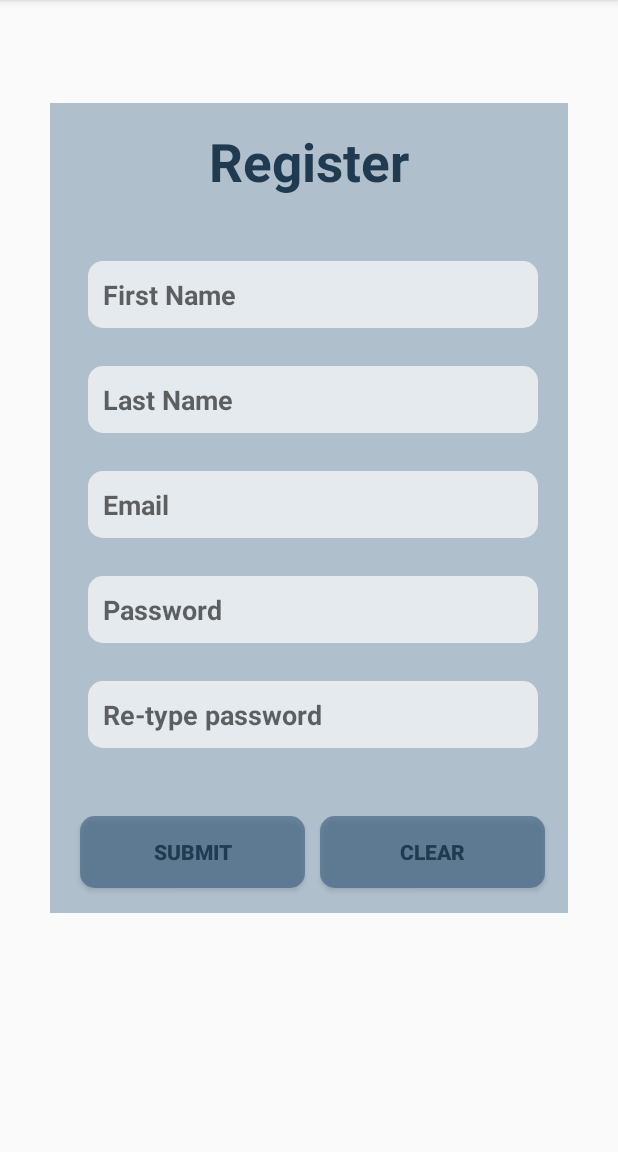
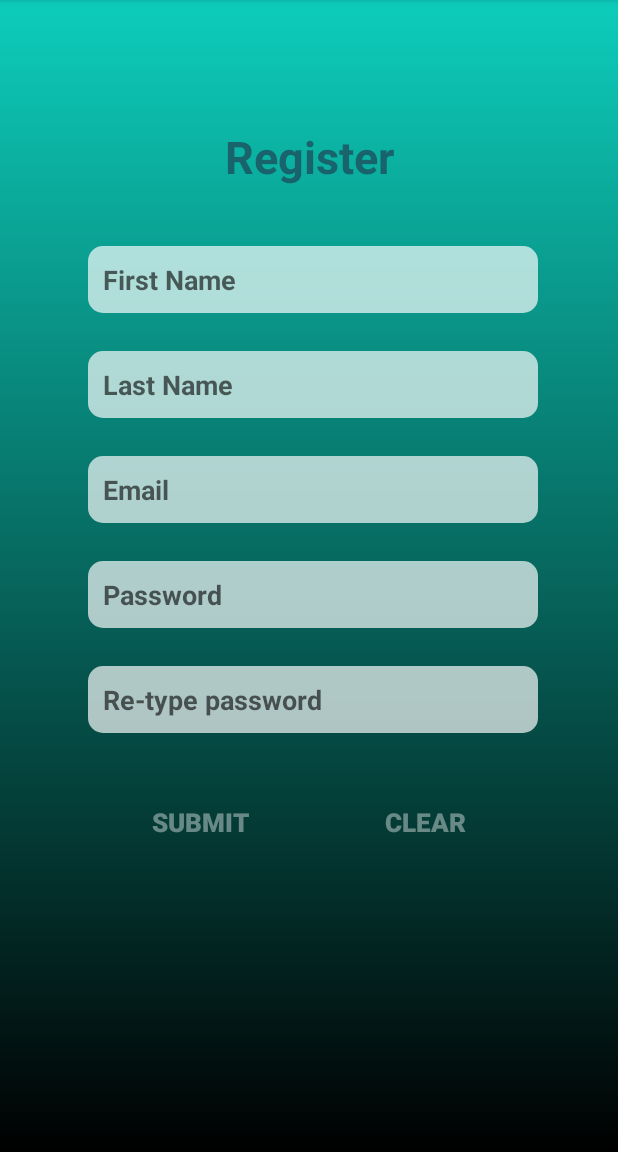
Before and after one commit to ec18099/Fitness-Application, an Android app: the Register screen opened directly, with no data from a screen before it, on a phone screen of 412 x 824 dp, the part 84-1236 px from its top. Run offline under Robolectric (Android 15) with nearby library versions, the phone set to English and light mode, and no system bars; our stand-ins replace Firebase (no records; nobody signed in at launch, a user with empty details on screens opened directly).

Commit message:
Login: Edit2

```diff
--- a/app/src/main/res/drawable/curved_btn.xml
+++ /dev/null
@@ -1,5 +0,0 @@
-<?xml version="1.0" encoding="utf-8"?>
-<shape android:shape="rectangle" xmlns:android="http://schemas.android.com/apk/res/android">
-    <solid android:color="@color/buttonBlue" />
-    <corners android:radius="10dp"/>
-</shape>
--- /dev/null
+++ b/app/src/main/res/drawable/gradient_colour.xml
@@ -0,0 +1,13 @@
+<?xml version="1.0" encoding="utf-8"?>
+<selector xmlns:android="http://schemas.android.com/apk/res/android">
+
+    <item>
+        <shape>
+            <gradient
+                android:startColor="@color/App_background"
+                android:endColor="@color/App_background2"
+                android:angle="270"
+                />
+        </shape>
+    </item>
+</selector>
--- a/app/src/main/res/layout/activity_register.xml
+++ b/app/src/main/res/layout/activity_register.xml
@@ -4,7 +4,9 @@
     xmlns:tools="http://schemas.android.com/tools"
     android:layout_width="match_parent"
     android:layout_height="match_parent"
-    tools:context=".Register">
+    tools:context=".Register"
+    android:background="@drawable/gradient_colour"
+    >
 
     <FrameLayout
         android:layout_width="345dp"
@@ -18,7 +20,6 @@
         android:textAlignment="center"
         android:gravity="center_horizontal"
         app:layout_constraintVertical_bias="0.3"
-        android:background="@color/regBackground"
         android:paddingTop="5dp"
         >
 
@@ -27,7 +28,7 @@
             android:layout_width="match_parent"
             android:layout_height="wrap_content"
             android:text="@string/register"
-            android:textSize="35sp"
+            android:textSize="30sp"
             android:textStyle="bold"
             android:textAlignment="center"
             android:gravity="center_horizontal"
@@ -44,7 +45,7 @@
             android:inputType="textPersonName"
             android:textStyle="bold"
             android:hint="@string/fname"
-            android:layout_marginTop="100dp"
+            android:layout_marginTop="90dp"
             android:layout_marginLeft="25dp"
             android:background="@drawable/curved_edt"/>
 
@@ -57,7 +58,7 @@
             android:inputType="textPersonName"
             android:textStyle="bold"
             android:hint="@string/lname"
-            android:layout_marginTop="170dp"
+            android:layout_marginTop="160dp"
             android:layout_marginLeft="25dp"
             android:background="@drawable/curved_edt"
             />
@@ -71,7 +72,7 @@
             android:inputType="textEmailAddress"
             android:textStyle="bold"
             android:hint="@string/email"
-            android:layout_marginTop="240dp"
+            android:layout_marginTop="230dp"
             android:layout_marginLeft="25dp"
             android:background="@drawable/curved_edt"
             />
@@ -85,7 +86,7 @@
             android:inputType="textPassword"
             android:textStyle="bold"
             android:hint="@string/password"
-            android:layout_marginTop="310dp"
+            android:layout_marginTop="300dp"
             android:layout_marginLeft="25dp"
             android:background="@drawable/curved_edt"
             />
@@ -99,7 +100,7 @@
             android:inputType="textPassword"
             android:textStyle="bold"
             android:hint="@string/password2"
-            android:layout_marginTop="380dp"
+            android:layout_marginTop="370dp"
             android:layout_marginLeft="25dp"
             android:background="@drawable/curved_edt"
             />
@@ -110,10 +111,12 @@
             android:layout_height="wrap_content"
             android:text="@string/submit"
             android:textStyle="bold"
-            android:layout_marginTop="470dp"
-            android:layout_marginLeft="20dp"
-            android:background="@drawable/curved_btn"
-            android:textColor="@color/textBlue"
+            android:textSize="17sp"
+            android:layout_marginTop="450dp"
+            android:layout_marginLeft="25dp"
+            android:background="@android:color/transparent"
+            android:alpha="0.4"
+            android:textColor="#FFFFFF"
             />
 
         <Button
@@ -122,10 +125,12 @@
             android:layout_height="wrap_content"
             android:text="@string/clear"
             android:textStyle="bold"
-            android:layout_marginLeft="180dp"
-            android:layout_marginTop="470dp"
-            android:background="@drawable/curved_btn"
-            android:textColor="@color/textBlue"
+            android:textSize="17sp"
+            android:layout_marginLeft="175dp"
+            android:layout_marginTop="450dp"
+            android:background="@android:color/transparent"
+            android:alpha="0.4"
+            android:textColor="#FFFFFF"
             />
     </FrameLayout>
 </androidx.constraintlayout.widget.ConstraintLayout>
--- a/app/src/main/res/values/colors.xml
+++ b/app/src/main/res/values/colors.xml
@@ -3,8 +3,8 @@
     <color name="colorPrimary">#6200EE</color>
     <color name="colorPrimaryDark">#3700B3</color>
     <color name="colorAccent">#03DAC5</color>
-    <color name="buttonBlue">#97365E7E</color>
-    <color name="textBlue">#203B50</color>
-    <color name="regBackground">#60345F81</color>
+    <color name="textBlue">#A8203B50</color>
     <color name="regTextBox">#ADFFFFFF</color>
+    <color name="App_background">#0DCDBB</color>
+    <color name="App_background2">#000000</color>
 </resources>
```
Also changed, not shown: app/src/main/res/layout/activity_main.xml (+16 -11 lines).
